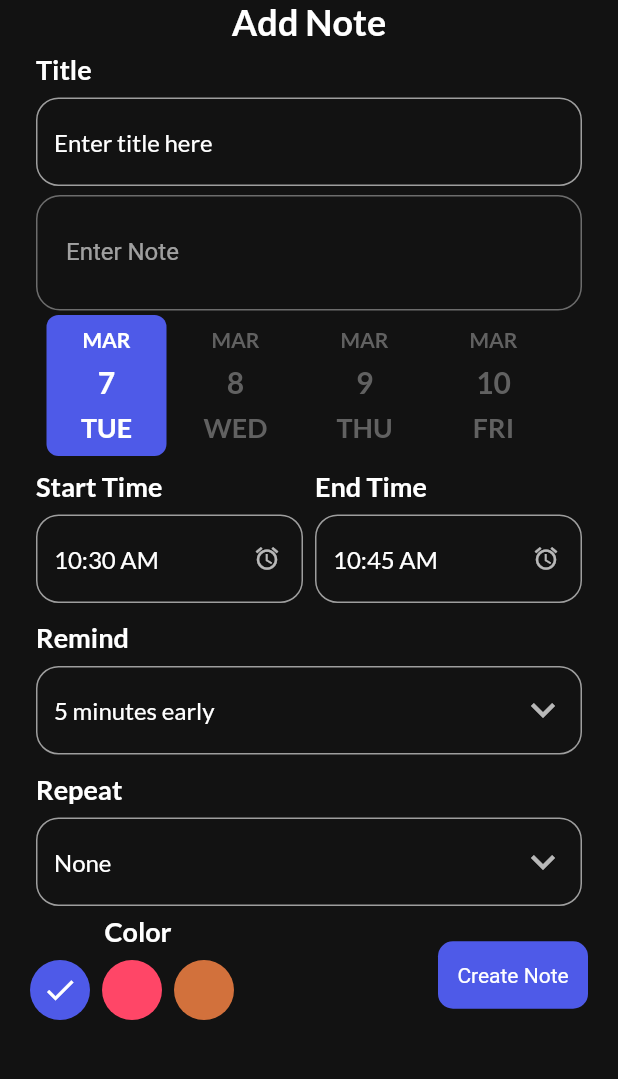
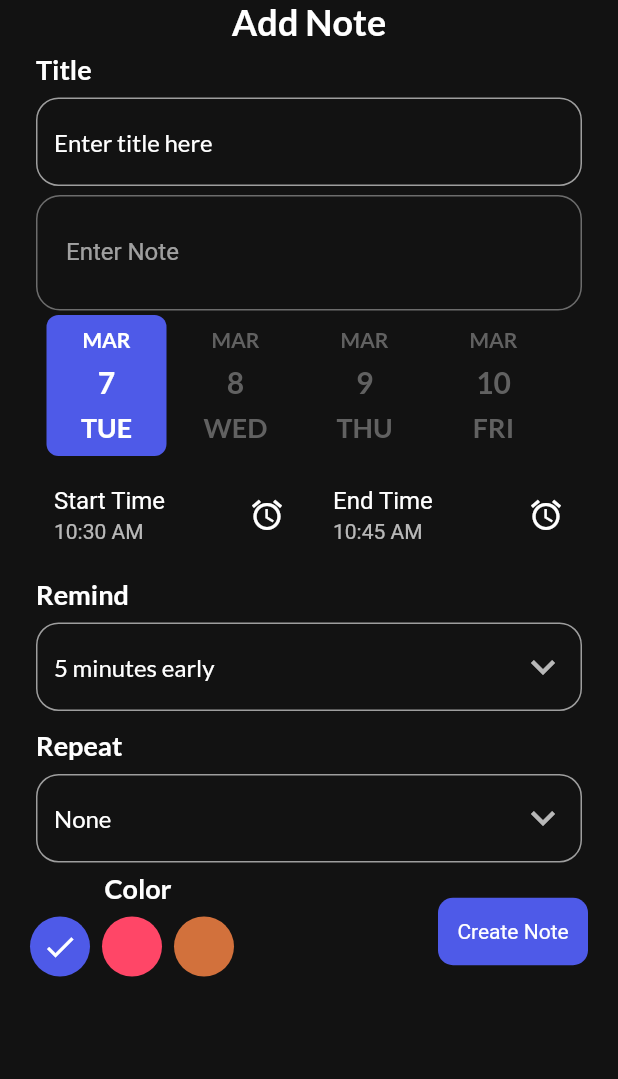
Before and after one commit to Nader-Eryan/Notes-app, a Flutter app: the AddNotePage screen opened directly, on a phone screen of 412 x 824 dp, the part 84-1163 px from its top. Run offline on Flutter 3.47's test engine with Material 2 defaults, Android fonts, the phone set to English and light mode, and no system bars; drawn by our look-alikes of date_picker_timeline; our stand-ins replace flutter_svg, fluttertoast, get, get_storage, google_fonts, image_cropper and 2 more; accounts and stored records are empty.

Commit message:
next version

```diff
--- a/lib/db/sql_database.dart
+++ b/lib/db/sql_database.dart
@@ -43,7 +43,7 @@ class SqlDb {
       )
     ''');
     db.execute('''
-      CREATE TABLE 'Images' (
+      CREATE TABLE 'images' (
         'id' INTEGER NOT NULL PRIMARY KEY,
         'image' TEXT,
         'noteId' INT
--- a/lib/ui/pages/add_note_page.dart
+++ b/lib/ui/pages/add_note_page.dart
@@ -27,9 +27,8 @@ class _AddNotePageState extends State<AddNotePage> {
   final TextEditingController _titleController = TextEditingController();
   final TextEditingController _noteController = TextEditingController();
   DateTime selectedDate = DateTime.now();
-  final String _startTime =
-      DateFormat('hh:mm a').format(DateTime.now()).toString();
-  final String _endTime = DateFormat('hh:mm a')
+  String _startTime = DateFormat('hh:mm a').format(DateTime.now()).toString();
+  String _endTime = DateFormat('hh:mm a')
       .format(DateTime.now().add(const Duration(minutes: 15)))
       .toString();
   int _selectedRemind = 5;
@@ -117,17 +116,27 @@ class _AddNotePageState extends State<AddNotePage> {
             Row(
               children: [
                 Expanded(
-                  child: InputField(
-                    title: 'Start Time',
-                    hint: _startTime,
-                    widget: const Icon(Icons.alarm),
+                  child: GestureDetector(
+                    onTap: () {
+                      _showTimePicker(context, true);
+                    },
+                    child: ListTile(
+                      title: Text('Start Time'),
+                      subtitle: Text(_startTime),
+                      trailing: const Icon(Icons.alarm),
+                    ),
                   ),
                 ),
                 Expanded(
-                  child: InputField(
-                    title: 'End Time',
-                    hint: _endTime,
-                    widget: const Icon(Icons.alarm),
+                  child: GestureDetector(
+                    onTap: () {
+                      _showTimePicker(context, false);
+                    },
+                    child: ListTile(
+                      title: Text('End Time'),
+                      subtitle: Text(_endTime),
+                      trailing: const Icon(Icons.alarm),
+                    ),
                   ),
                 ),
               ],
@@ -267,6 +276,19 @@ class _AddNotePageState extends State<AddNotePage> {
     );
   }
 
+  void _showTimePicker(BuildContext context, bool isStart) {
+    showTimePicker(context: context, initialTime: TimeOfDay.now())
+        .then((value) {
+      if (value == null) return;
+      setState(() {
+        if (isStart)
+          _startTime = value.format(context);
+        else
+          _endTime = value.format(context);
+      });
+    });
+  }
+
   Future<bool?> notValidNoteToast() {
     return Fluttertoast.showToast(
         msg: 'Please enter a valid note!',
```
Also changed, not shown: lib/ui/pages/edit_note_page.dart (+33 -11 lines), lib/ui/pages/image_diaog.dart (added, +92 -0 lines), lib/ui/pages/note_page.dart (+20 -4 lines), lib/ui/widgets/note_tile.dart (+12 -13 lines), pubspec.yaml (+20 -16 lines), pubspec.lock, 1 other file.
